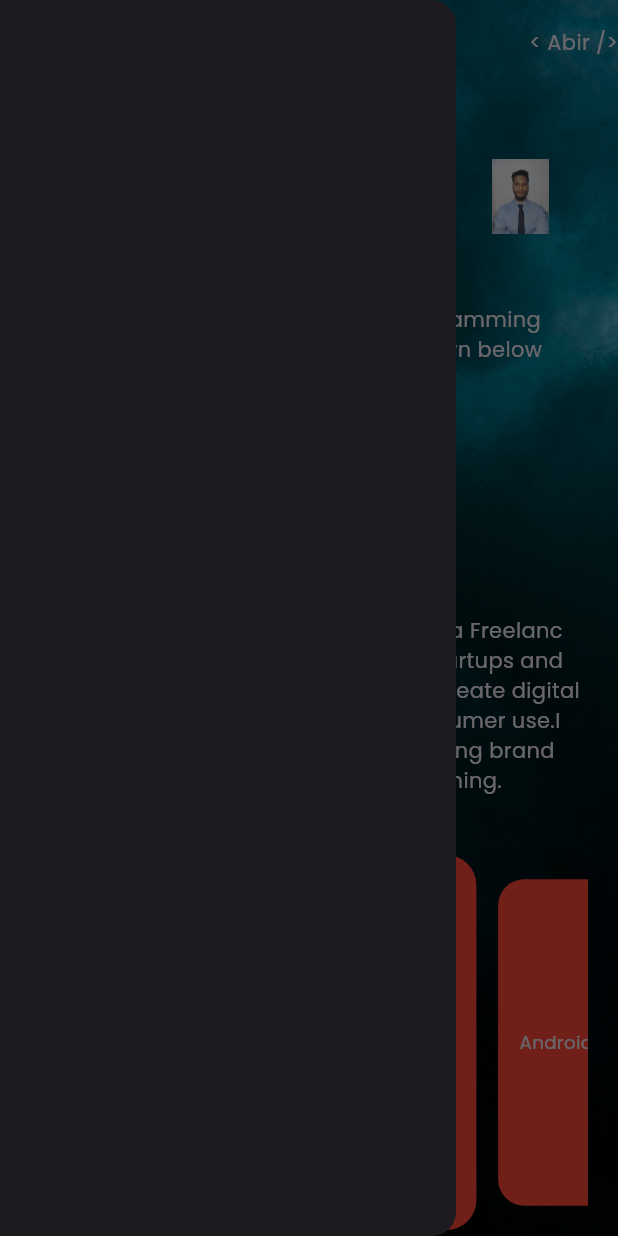
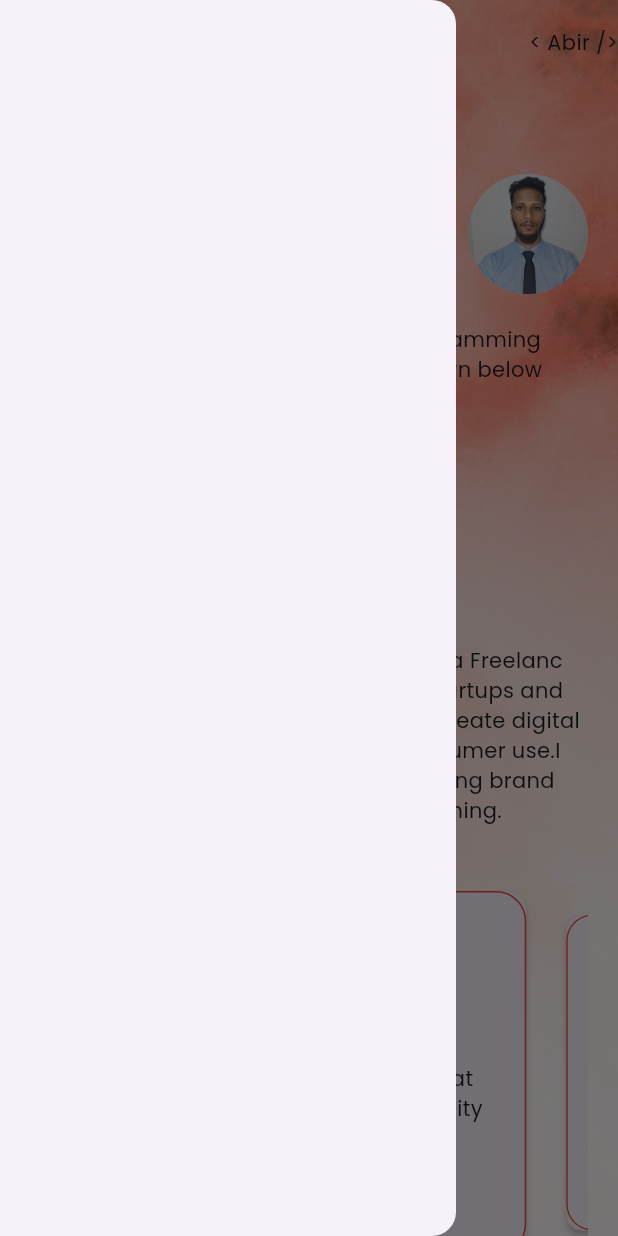
Before and after one commit to Abirul-Islam-Abir/Portfolio, a Flutter app: the screen it shows after launch, in the side drawer, after a tap on "Download CV", on a phone screen of 412 x 824 dp. Run offline on Flutter 3.47's test engine with Material 3 defaults, Android fonts, the phone set to English and light mode, and no system bars; drawn by our look-alikes of animated_text_kit, carousel_slider; our stand-ins replace circular_profile_avatar, flutter_svg, get, responsive_sizer, sizer; network calls fail.

Commit message:
carousel_builder added

```diff
--- a/lib/data/utils/dummy_data.dart
+++ b/lib/data/const/dummy_platform_data.dart
@@ -1,23 +1,23 @@
 import '../model/dummy_data_model.dart';
-List<Map<String, dynamic>> dummyData = [
-  {
+List<Map<String, dynamic>> dummyPlatformData = [
+  {'image':'assets/icons/android.svg',
     'title': 'Android App Development',
     'subtitle': 'Are you interested in the great mobile app? Let\'s make it reality',
-    'skill': ['Flutter', 'Dart', 'Java']
+    'skill':  '''✔ Flutter\n✔ Dart\n✔ Java'''
   },
-  {
+  {'image':'assets/icons/website.svg',
     'title': 'Web Development',
     'subtitle': 'Build amazing websites with the latest technologies',
-    'skill': ['HTML', 'CSS', 'JavaScript']
+    'skill': '''✔ HTML\n✔ CSS\n✔ JavaScript'''
   },
-  {
+  {'image':'assets/icons/graphic.svg',
     'title': 'Machine Learning',
     'subtitle': 'Explore the fascinating field of machine learning and AI',
-    'skill': ['TensorFlow', 'Python', 'Deep Learning']
+    'skill': '''✔ TensorFlow\n✔ Python\n✔ Deep\n✔ Learning'''
   },
-  {
+  {'image':'assets/icons/apple.svg',
     'title': 'iOS App Development',
     'subtitle': 'Craft innovative and user-friendly iOS applications',
-    'skill': ['Swift', 'Objective-C', 'Xcode']
+    'skill': '''✔ Swift\n✔ Objective-C\n✔ Xcode'''
   }
 ];
--- /dev/null
+++ b/lib/data/const/dummy_projects_data.dart
@@ -0,0 +1,5 @@
+List  dummyProjectsData = [
+   'assets/images/image2.png',
+   'assets/images/image2.png',
+   'assets/images/image2.png',
+];
--- /dev/null
+++ b/lib/data/const/dummy_social_logo.dart
@@ -0,0 +1,18 @@
+final List<Map<String, String>> dummySocialLogoData = [
+  {
+    'title': 'Facebook',
+    'imageUrl': 'https://img.icons8.com/?size=48&id=118497&format=png'
+  },
+  {
+    'title': 'Twitter',
+    'imageUrl': 'https://img.icons8.com/?size=48&id=5MQ0gPAYYx7a&format=png'
+  },
+  {
+    'title': 'LinkedIn',
+    'imageUrl': 'https://img.icons8.com/?size=48&id=13930&format=png'
+  },
+  {
+    'title': 'Instagram',
+    'imageUrl': 'https://img.icons8.com/?size=48&id=32323&format=png'
+  },
+];
--- a/lib/data/const/export.dart
+++ b/lib/data/const/export.dart
@@ -2,11 +2,4 @@
 export '../../main.dart';
 export '../../presentation/widgets/dummy.dart';
 export '../../presentation/ui/view screen/home_screen.dart';
-export '../../presentation/ui/view screen/widgets/animated_text.dart';
-export '../../presentation/ui/view screen/widgets/download_cv_btn.dart';
-export '../../presentation/ui/view screen/widgets/portfolio_background.dart';
-export '../../presentation/ui/view screen/widgets/welcome_text.dart';
-export '../../presentation/ui/view screen/widgets/user_name.dart';
-export '../../presentation/ui/view screen/widgets/what_i_can_do.dart';
-export 'package:flutter/material.dart';
-export '../../presentation/ui/view screen/widgets/carousel_builder.dart';
+    export 'package:flutter/material.dart';
--- a/lib/data/model/dummy_data_model.dart
+++ /dev/null
@@ -1,11 +0,0 @@
-class DummyDataModel {
-  String title;
-  String subtitle;
-  List<String> skills;
-
-  DummyDataModel({
-    required this.title,
-    required this.subtitle,
-    required this.skills,
-  });
-}
--- /dev/null
+++ b/lib/data/utils/responsive.dart
@@ -0,0 +1,39 @@
+import '../const/export.dart';
+
+class Responsive extends StatelessWidget {
+  final Widget mobile;
+  final Widget tablet;
+  final Widget desktop;
+  const Responsive({
+    Key? key,
+    required this.mobile,
+    required this.tablet,
+    required this.desktop,
+  }) : super(key: key);
+  static const routeName = '/';
+  // screen sizes
+  static bool isMobile(BuildContext context) =>
+      MediaQuery.of(context).size.width < 600;
+
+  static bool isTablet(BuildContext context) =>
+      MediaQuery.of(context).size.width < 1000 &&
+          MediaQuery.of(context).size.width >= 600;
+
+  static bool isDesktop(BuildContext context) =>
+      MediaQuery.of(context).size.width >= 1000;
+
+  @override
+  Widget build(BuildContext context) {
+    return LayoutBuilder(
+      builder: (context, constraints) {
+        if (constraints.maxWidth >= 1000) {
+          return desktop;
+        } else if (constraints.maxWidth >= 600) {
+          return tablet;
+        } else {
+          return mobile;
+        }
+      },
+    );
+  }
+}
--- a/lib/main.dart
+++ b/lib/main.dart
@@ -5,24 +5,27 @@
 import 'package:sizer/sizer.dart';
 import 'package:animated_text_kit/animated_text_kit.dart';
 import 'package:get/get.dart';
+import 'package:flutter/material.dart';
+import 'package:responsive_sizer/responsive_sizer.dart';
 
 void main() {
   runApp(const Portfolio());
 }
+
 
 class Portfolio extends StatelessWidget {
   const Portfolio({super.key});
 
   @override
   Widget build(BuildContext context) {
-    return Sizer(builder: (context, orientation, deviceType) {
+    return ResponsiveSizer(builder: (context, orientation, screenType) {
       return GetMaterialApp(
         debugShowCheckedModeBanner: false,
         title: 'Flutter Demo',
         theme: ThemeData(
           fontFamily: 'Poppins',
-          // brightness: Brightness.light,
-          brightness: Brightness.dark,
+           brightness: Brightness.light,
+          // brightness: Brightness.dark,
           scaffoldBackgroundColor: Colors.transparent,
           appBarTheme: AppBarTheme(
             backgroundColor: Colors.transparent,
--- a/lib/presentation/ui/view screen/widgets/carousel_builder.dart
+++ b/lib/presentation/ui/view screen/components/carousel_builder.dart
@@ -18,7 +18,7 @@
       options: CarouselOptions(
         height: 250,
         aspectRatio: 16 / 9,
-        viewportFraction: 0.6,
+        viewportFraction: 0.8,
         initialPage: initialPage,
         enableInfiniteScroll: true,
         reverse: false,
--- /dev/null
+++ b/lib/presentation/ui/view screen/components/platform_skills.dart
@@ -0,0 +1,57 @@
+import 'package:flutter_svg/svg.dart';
+
+import '../../../../data/const/export.dart';
+
+class PlatformSkills extends StatelessWidget {
+  const PlatformSkills({
+    super.key,
+    required this.image,
+    required this.title,
+    required this.subtitle,
+    required this.skill,
+  });
+  final String image, title, subtitle, skill;
+
+  @override
+  Widget build(BuildContext context) {
+    return Card(
+      elevation: 2,
+      child: Container(
+        padding: const EdgeInsets.symmetric(horizontal: 10.0),
+        decoration: BoxDecoration(
+            border: Border.all(width: 01, color: Colors.red),
+            borderRadius: BorderRadius.circular(20)),
+        height: 250,
+        width: double.infinity,
+        child: Column(
+          mainAxisAlignment: MainAxisAlignment.spaceAround,
+          children: [
+            SvgPicture.asset(
+              image,
+              height: 50,
+              width: 50,
+            ),
+            Text(
+              title,
+              style: TextStyle(fontWeight: FontWeight.bold),
+            ),
+            Text(
+              subtitle,
+              textAlign: TextAlign.center,
+            ),
+            SizedBox(
+              width: double.infinity,
+              child: Padding(
+                padding: const EdgeInsets.symmetric(horizontal: 15.0),
+                child: Text(
+                  skill,
+                  textAlign: TextAlign.start,
+                ),
+              ),
+            ),
+          ],
+        ),
+      ),
+    );
+  }
+}
--- a/lib/presentation/ui/view screen/widgets/portfolio_background.dart
+++ b/lib/presentation/ui/view screen/components/portfolio_background.dart
@@ -15,7 +15,7 @@
       decoration: BoxDecoration(
         image: DecorationImage(
           image: AssetImage('assets/images/background.jpg'),
-          fit: BoxFit.fitHeight,
+          fit: BoxFit.cover,
           colorFilter: ColorFilter.mode(
             Get.isDarkMode ? Colors.black : Colors.white,
             BlendMode.difference,
--- /dev/null
+++ b/lib/presentation/ui/view screen/components/user_identity.dart
@@ -0,0 +1,46 @@
+
+import 'package:animated_text_kit/animated_text_kit.dart';
+
+import '../../../../data/const/export.dart';
+
+class UserIdentity extends StatelessWidget {
+  const UserIdentity({
+    super.key, this.text, required this.a, required this.b, required this.c, required this.img,
+  });
+  final String? text;
+  final String a, b, c,img;
+  @override
+  Widget build(BuildContext context) {
+    return Row(
+      mainAxisAlignment: MainAxisAlignment. spaceBetween,
+      children: [
+        Column(
+          children: [
+            Text(text!,
+              style: TextStyle(fontWeight: FontWeight.bold, fontSize: 20,),),
+
+            SizedBox(height: 20),
+            DefaultTextStyle(
+              style: TextStyle(
+                  color: Colors.red, fontSize: 15, fontWeight: FontWeight.w400),
+              child: AnimatedTextKit(
+                animatedTexts: [
+                  TyperAnimatedText(a),
+                  TyperAnimatedText(b),
+                  TyperAnimatedText(c),
+                ],
+                onTap: () {
+
+                },
+              ),
+            ),
+
+          ],
+        ), CircleAvatar(
+          backgroundImage: AssetImage(img),
+          radius: 40,
+        ),
+      ],
+    );
+  }
+}
--- a/lib/presentation/ui/view screen/widgets/what_i_can_do.dart
+++ b/lib/presentation/ui/view screen/components/what_i_can_do.dart
@@ -1,15 +1,15 @@
 import 'package:flutter/material.dart';
 
-class WhatICanDoText extends StatelessWidget {
+class HeadlineText extends StatelessWidget {
   final String? text;
 
-  const WhatICanDoText(this.text);
+  const HeadlineText(this.text);
   @override
   Widget build(BuildContext context) {
     return Align(
       alignment: Alignment.center,
       child: Text(text!,
-          style: TextStyle(fontWeight: FontWeight.w500, fontSize: 20),
+          style: TextStyle(fontWeight: FontWeight.w500, fontSize: 25),
           textAlign: TextAlign.center),
     );
   }
--- a/lib/presentation/ui/view screen/home_screen.dart
+++ b/lib/presentation/ui/view screen/home_screen.dart
@@ -1,8 +1,17 @@
-import 'package:carousel_slider/carousel_slider.dart';
-import 'package:flutter_sizer/flutter_sizer.dart';
+import 'package:get/get.dart';
 
 import '../../../data/const/export.dart';
-import '../../../data/utils/dummy_data.dart';
+import '../../../data/const/dummy_platform_data.dart';
+import '../../../data/const/dummy_projects_data.dart';
+import '../../../data/const/dummy_social_logo.dart';
+import '../../../data/utils/responsive.dart';
+import 'components/carousel_builder.dart';
+import 'components/download_cv_btn.dart';
+import 'components/platform_skills.dart';
+import 'components/portfolio_background.dart';
+import 'components/user_identity.dart';
+import 'components/welcome_text.dart';
+import 'components/what_i_can_do.dart';
 
 class HomeScreen extends StatefulWidget {
   const HomeScreen({
@@ -15,92 +24,257 @@
 
 class _HomeScreenState extends State<HomeScreen> {
   int selectedIndex = 0;
+
   @override
   Widget build(BuildContext context) {
     return PortfolioBackground(
       child: Scaffold(
-        drawer: Drawer(),
-        appBar: AppBar(
-          actions: [Text('< Abir />')],
-        ),
-        body: Padding(
-          padding: EdgeInsets.symmetric(horizontal: 20),
-          child: Stack(
+        drawer: const Drawer(),
+        appBar: Responsive.isMobile(context)
+            ? AppBar(
+                actions: const [
+                  Text('< Abir />'),
+                ],
+              )
+            : null,
+        body: Stack(
           children: [
-              Scrollbar(
-                child: SingleChildScrollView(
+            Responsive.isMobile(context)
+                ? Text(''):
+            Container(height: Get.height),
+            SingleChildScrollView(
+              child: Padding(
+                padding: const EdgeInsets.symmetric(horizontal: 20),
                 child: Column(
                   crossAxisAlignment: CrossAxisAlignment.start,
                   children: [
                     SizedBox(height: 20),
-                      WelcomeText(
+                    const WelcomeText(
                         text: 'Hi There,Welcome To my Space',
                         image: 'assets/gif/hi.gif'),
-                      SizedBox(height: 20),
-                      UserName('I\'m Abirul Islam Abir,'),
-                      SizedBox(height: 20),
-                      AnimatedTextShow(
+                    const SizedBox(height: 20),
+                    const UserIdentity(
+                        text: 'I\'m Abirul Islam Abir,',
                         a: 'As a Flutter Frontend Developer',
                         b: 'Mobile Application Developer',
-                          c: 'Ui/Ux Designer Ios,android,web'),
-                      SizedBox(height: 20),
-                      Text('Freelancer providing services for programming '
+                        c: 'Ui/Ux Designer Ios,android,web',
+                        img: 'assets/images/image1.png'),
+                    const SizedBox(height: 20),
+                    const Text('Freelancer providing services for programming '
                         'and design content needs.Join me down below '
                         'and let\'s get started'),
-                      SizedBox(height: 20),
+                    const SizedBox(height: 20),
                     DownloadCvButton(text: 'Download CV', onTap: () {}),
-                      SizedBox(height: 40),
-                      WhatICanDoText('What I can do?'),
-                      SizedBox(height: 10),
-                      DummyText(
+                    const SizedBox(height: 40),
+                    const HeadlineText('What I can do?'),
+                    const SizedBox(height: 10),
+                    const DummyText(
                         'Since the begginig of my journey as a Freelanc designer and'
                         'developer.I\'v worked startups and collaborated with'
                         'talented people to create digital products for both'
                         'business and consumer use.I offer a'
                         'wide range of services including brand design,programming '
                         'and teaching.'),
-                      SizedBox(height: 40),
+                    const SizedBox(height: 40),
                     CarouselBuilder(
                         initialPage: selectedIndex,
-                          items: List.generate(
-                            dummyData.length,
-                            (index) => Container(
-                              decoration: BoxDecoration(
-                                  color: Colors.red,
-                                  borderRadius: BorderRadius.circular(20)),
-                              height: 220,
-                              width: double.infinity,
-                              child: Center(
-                                child: Text(
-                                  dummyData[selectedIndex]['title'],
-                                ),
-                              ),
-                            ),
-                          ),
+                        items: buildCarouselList(
+                            dummyPlatformData: dummyPlatformData),
                         onPage: (index, onPage) {
                           setState(() {
                             selectedIndex = index;
-                              print(selectedIndex);
                           });
                         }),
+                    const SizedBox(height: 60),
+                    const HeadlineText('Projects'),
+                    const DummyText(
+                        'Since the begining of my journey as a Developer and designer '
+                        'I\'v created digital products for business and consumer '
+                        'to use.This is a little bit'),
+                    const SizedBox(height: 40),
+                    ProjectsView(data: dummyProjectsData),
+                    const SizedBox(height: 20),
+                    SeeMoreButton(onTap: () {}, text: 'See more'),
+                    const SizedBox(height: 20),
+                    const HeadlineText('Get In Touch'),
+                    const DummyText(
+                        'If you want to avail my service if you contact me at the link below'),
+                    const SizedBox(height: 40),
+                    SocialLogoWithTextCard(
+                        headline: 'Let\'s try my service now!',
+                        subtitle:
+                            'Let\'s work together and make everything super cute and super usefully',
+                        startedTap: () {},
+                        logo: dummySocialLogoData),
+                    const SizedBox(height: 40),
                   ],
                 ),
               ),
             ),
-              Positioned(
-                  top: 50,
-                  right: 20,
-                  child: Container(
-                    decoration:
-                        BoxDecoration(borderRadius: BorderRadius.circular(30)),
-                    height: 50,
-                    width: 50,
-                    child: Image.asset('assets/images/image1.png'),
-                  ))
           ],
         ),
+      ),
+    );
+  }
+
+  List<Widget> buildCarouselList({dummyPlatformData}) {
+    return List.generate(
+      dummyPlatformData.length,
+      (index) => PlatformSkills(
+        skill: dummyPlatformData[index]['skill'],
+        image: dummyPlatformData[index]['image'],
+        title: dummyPlatformData[index]['title'],
+        subtitle: dummyPlatformData[index]['subtitle'],
+      ),
+    );
+  }
+}
+
+class SocialLogoWithTextCard extends StatelessWidget {
+  const SocialLogoWithTextCard({
+    super.key,
+    required this.headline,
+    required this.subtitle,
+    required this.startedTap,
+    required this.logo,
+    this.fbTap,
+    this.twitTap,
+    this.linkTap,
+    this.insTap,
+    this.snapTap,
+  });
+  final String headline, subtitle;
+  final Function()? startedTap, fbTap, twitTap, linkTap, insTap, snapTap;
+  final List logo;
+  @override
+  Widget build(BuildContext context) {
+    return Card(
+      child: Container(
+        height: 180,
+        width: double.infinity,
+        padding: const EdgeInsets.symmetric(horizontal: 8),
+        child: Column(
+          children: [
+            SizedBox(
+              height: 10,
+            ),
+            Row(
+              mainAxisAlignment: MainAxisAlignment.start,
+              crossAxisAlignment: CrossAxisAlignment.start,
+              children: [
+                Text(
+                  headline,
+                  style: TextStyle(fontWeight: FontWeight.bold, fontSize: 16),
+                ),
+                Spacer(),
+                SizedBox(
+                  height: 25,
+                  child: OutlinedButton(
+                    style: ElevatedButton.styleFrom(
+                      shape: RoundedRectangleBorder(
+                        borderRadius: BorderRadius.circular(5),
+                      ),
+                    ),
+                    onPressed: startedTap,
+                    child: const Text(
+                      'Get Started',
+                      style: TextStyle(color: Colors.blue),
+                    ),
+                  ),
+                ),
+              ],
+            ),
+            SizedBox(height: 10),
+            Row(
+              children: [
+                Text(
+                  subtitle,
+                  style: TextStyle(fontSize: 10),
+                ),
+                Spacer(),
+                Text('')
+              ],
+            ),
+            Spacer(),
+            SingleChildScrollView(
+              scrollDirection: Axis.horizontal,
+              child: Row(
+                children: List.generate(
+                  dummySocialLogoData.length,
+                  (index) => SocialLogoCard(
+                      image: '${dummySocialLogoData[index]['imageUrl']}'),
+                ),
+              ),
+            )
+          ],
         ),
       ),
     );
   }
 }
+
+class SocialLogoCard extends StatelessWidget {
+  const SocialLogoCard({
+    super.key,
+    required this.image,
+  });
+  final String image;
+  @override
+  Widget build(BuildContext context) {
+    return Card(
+      elevation: 5,
+      child: Padding(
+        padding: const EdgeInsets.all(5.0),
+        child: Image.network(
+          image,
+          height: 20,
+          width: 20,
+        ),
+      ),
+    );
+  }
+}
+
+class SeeMoreButton extends StatelessWidget {
+  const SeeMoreButton({super.key, required this.text, required this.onTap});
+
+  final String text;
+  final Function() onTap;
+
+  @override
+  Widget build(BuildContext context) {
+    return Align(
+      alignment: Alignment.center,
+      child: TextButton(
+        onPressed: onTap,
+        child: Text(
+          text,
+          style: TextStyle(color: Colors.blue),
+        ),
+      ),
+    );
+  }
+}
+
+class ProjectsView extends StatelessWidget {
+  const ProjectsView({
+    super.key,
+    required this.data,
+  });
+
+  final List data;
+
+  @override
+  Widget build(BuildContext context) {
+    return SizedBox(
+      height: 300,
+      child: PageView.builder(
+        itemCount: data.length,
+        itemBuilder: (context, index) => SizedBox(
+          width: double.infinity,
+          child: Image.asset('${data[index]}'),
+        ),
+      ),
+    );
+  }
+}
--- a/lib/presentation/ui/view screen/widgets/animated_text.dart
+++ /dev/null
@@ -1,28 +0,0 @@
-
-import 'package:animated_text_kit/animated_text_kit.dart';
-import 'package:flutter/material.dart';
-
-class AnimatedTextShow extends StatelessWidget {
-  final String a, b, c;
-
-  const AnimatedTextShow(
-      {super.key, required this.a, required this.b, required this.c});
-
-  @override
-  Widget build(BuildContext context) {
-    return DefaultTextStyle(
-      style: TextStyle(
-          color: Colors.red, fontSize: 15, fontWeight: FontWeight.w400),
-      child: AnimatedTextKit(
-        animatedTexts: [
-          TyperAnimatedText(a),
-          TyperAnimatedText(b),
-          TyperAnimatedText(c),
-        ],
-        onTap: () {
-          print("Tap Event");
-        },
-      ),
-    );
-  }
-}
--- a/lib/presentation/ui/view screen/widgets/user_name.dart
+++ /dev/null
@@ -1,12 +0,0 @@
-
-import 'package:flutter/material.dart';
-
-class UserName extends StatelessWidget {
-  UserName(this.text);
-  final String? text;
-  @override
-  Widget build(BuildContext context) {
-    return Text(text!,
-        style: TextStyle(fontWeight: FontWeight.bold, fontSize: 20));
-  }
-}
--- a/pubspec.yaml
+++ b/pubspec.yaml
@@ -41,6 +41,8 @@
   get: ^4.6.6
   circular_profile_avatar: ^2.0.5
   carousel_slider: ^4.2.1
+  flutter_svg: ^2.0.9
+  responsive_sizer: ^3.2.0
 
 dev_dependencies:
   flutter_test:
```
Also changed, not shown: assets/images/projects.png (added), lib/presentation/ui/view screen/components/download_cv_btn.dart (renamed from lib/presentation/ui/view screen/widgets/download_cv_btn.dart), lib/presentation/ui/view screen/components/welcome_text.dart (renamed from lib/presentation/ui/view screen/widgets/welcome_text.dart), pubspec.lock. Lines whose indentation alone changed are shown as unchanged.
